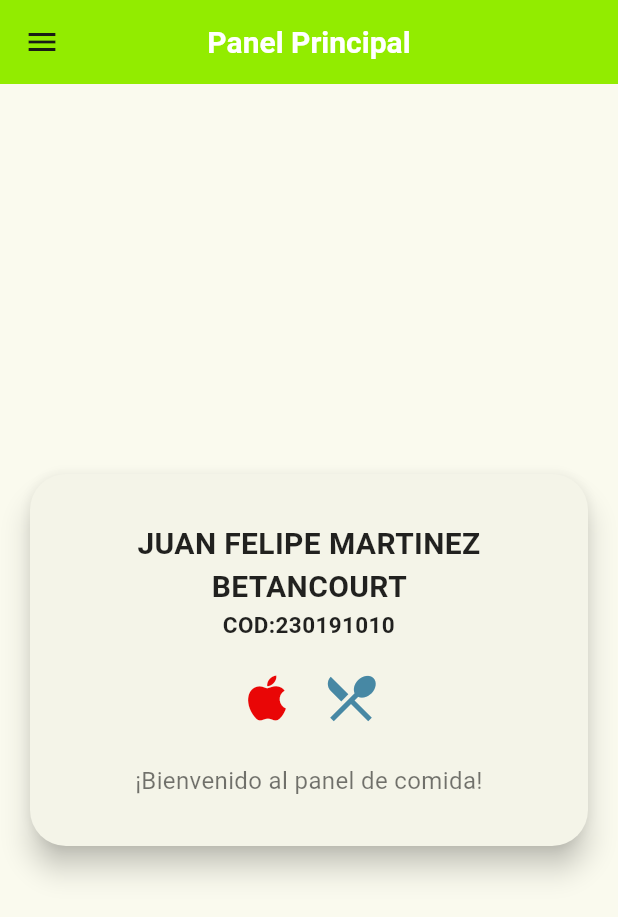
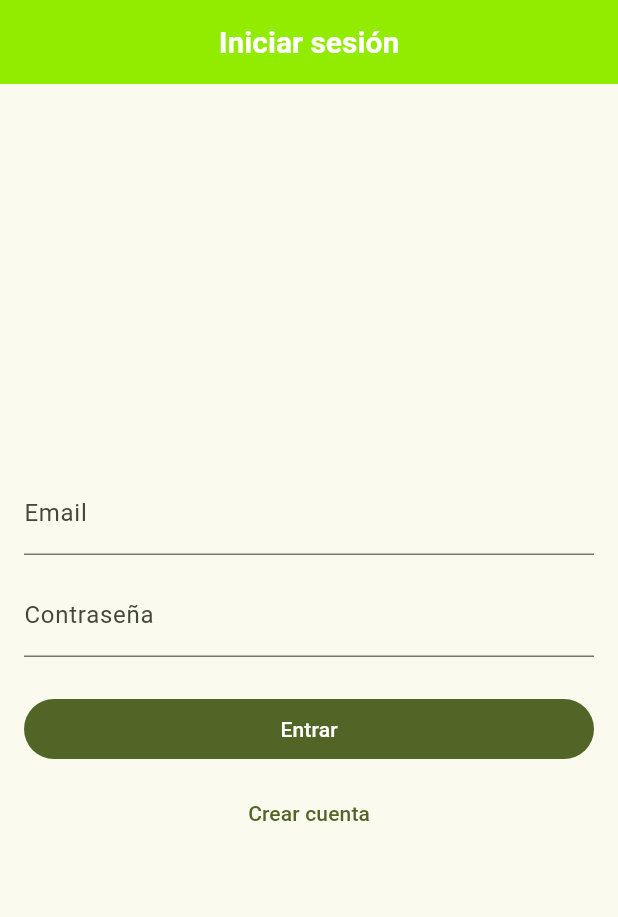
Before and after one commit to JFelipeMartinez27/ElectivaProfesional1, a Flutter app: the screen it shows after launch, on a phone screen of 412 x 824 dp. Shown: the top 917 px of the screen. Run offline on Flutter 3.47's test engine with Material 3 defaults, Android fonts, the phone set to English and light mode, and no system bars; our stand-ins replace flutter_secure_storage, go_router, shared_preferences.

Commit message:
Autenticacion JWT

```diff
--- /dev/null
+++ b/parqueadero_2025_g2/lib/auth/login_screen.dart
@@ -0,0 +1,106 @@
+import 'package:flutter/material.dart';
+import 'package:go_router/go_router.dart';
+import 'auth_service.dart';
+import 'session_manager.dart';
+
+class LoginScreen extends StatefulWidget {
+  const LoginScreen({super.key});
+
+  @override
+  State<LoginScreen> createState() => _LoginScreenState();
+}
+
+class _LoginScreenState extends State<LoginScreen> {
+  final _formKey = GlobalKey<FormState>();
+  final _emailCtrl = TextEditingController();
+  final _passCtrl = TextEditingController();
+  bool _loading = false;
+  String? _error;
+
+  @override
+  void dispose() {
+    _emailCtrl.dispose();
+    _passCtrl.dispose();
+    super.dispose();
+  }
+
+  Future<void> _submit() async {
+    if (!_formKey.currentState!.validate()) return;
+    setState(() {
+      _loading = true;
+      _error = null;
+    });
+    try {
+      final auth = AuthService();
+      final result = await auth.login(email: _emailCtrl.text.trim(), password: _passCtrl.text);
+      await SessionManager.saveTokens(accessToken: result.accessToken, refreshToken: result.refreshToken);
+      await SessionManager.saveUser(name: result.name ?? 'Usuario', email: result.email ?? _emailCtrl.text.trim());
+      if (!mounted) return;
+      context.go('/');
+    } catch (e) {
+      setState(() {
+        _error = e.toString();
+      });
+    } finally {
+      if (mounted) {
+        setState(() {
+          _loading = false;
+        });
+      }
+    }
+  }
+
+  @override
+  Widget build(BuildContext context) {
+    return Scaffold(
+      appBar: AppBar(title: const Text('Iniciar sesión')),
+      body: Center(
+        child: ConstrainedBox(
+          constraints: const BoxConstraints(maxWidth: 420),
+          child: Padding(
+            padding: const EdgeInsets.all(16),
+            child: Form(
+              key: _formKey,
+              child: Column(
+                mainAxisSize: MainAxisSize.min,
+                children: [
+                  TextFormField(
+                    controller: _emailCtrl,
+                    decoration: const InputDecoration(labelText: 'Email'),
+                    keyboardType: TextInputType.emailAddress,
+                    validator: (v) => (v == null || v.isEmpty) ? 'Ingrese email' : null,
+                  ),
+                  const SizedBox(height: 12),
+                  TextFormField(
+                    controller: _passCtrl,
+                    decoration: const InputDecoration(labelText: 'Contraseña'),
+                    obscureText: true,
+                    validator: (v) => (v == null || v.isEmpty) ? 'Ingrese contraseña' : null,
+                  ),
+                  const SizedBox(height: 16),
+                  if (_error != null)
+                    Text(_error!, style: const TextStyle(color: Colors.red)),
+                  const SizedBox(height: 8),
+                  SizedBox(
+                    width: double.infinity,
+                    child: FilledButton(
+                      onPressed: _loading ? null : _submit,
+                      child: _loading
+                          ? const SizedBox(height: 20, width: 20, child: CircularProgressIndicator(strokeWidth: 2, color: Colors.white))
+                          : const Text('Entrar'),
+                    ),
+                  ),
+                  const SizedBox(height: 8),
+                  TextButton(
+                    onPressed: _loading ? null : () => context.go('/register'),
+                    child: const Text('Crear cuenta'),
+                  ),
+                ],
+              ),
+            ),
+          ),
+        ),
+      ),
+    );
+  }
+}
--- /dev/null
+++ b/parqueadero_2025_g2/lib/auth/session_manager.dart
@@ -0,0 +1,53 @@
+import 'package:flutter_secure_storage/flutter_secure_storage.dart';
+import 'package:shared_preferences/shared_preferences.dart';
+
+class SessionManager {
+  static const _secure = FlutterSecureStorage();
+
+  static const String keyAccessToken = 'access_token';
+  static const String keyRefreshToken = 'refresh_token';
+
+  static const String keyUserName = 'user_name';
+  static const String keyUserEmail = 'user_email';
+
+  // Tokens (secure)
+  static Future<void> saveTokens({required String accessToken, String? refreshToken}) async {
+    await _secure.write(key: keyAccessToken, value: accessToken);
+    if (refreshToken != null) {
+      await _secure.write(key: keyRefreshToken, value: refreshToken);
+    }
+  }
+
+  static Future<String?> getAccessToken() => _secure.read(key: keyAccessToken);
+
+  static Future<void> clearTokens() async {
+    await _secure.delete(key: keyAccessToken);
+    await _secure.delete(key: keyRefreshToken);
+  }
+
+  // User data (non-sensitive)
+  static Future<void> saveUser({required String name, required String email}) async {
+    final prefs = await SharedPreferences.getInstance();
+    await prefs.setString(keyUserName, name);
+    await prefs.setString(keyUserEmail, email);
+  }
+
+  static Future<Map<String, String?>> getUser() async {
+    final prefs = await SharedPreferences.getInstance();
+    return {
+      'name': prefs.getString(keyUserName),
+      'email': prefs.getString(keyUserEmail),
+    };
+  }
+
+  static Future<void> clearUser() async {
+    final prefs = await SharedPreferences.getInstance();
+    await prefs.remove(keyUserName);
+    await prefs.remove(keyUserEmail);
+  }
+
+  static Future<void> clearAll() async {
+    await clearTokens();
+    await clearUser();
+  }
+}
--- a/parqueadero_2025_g2/lib/paso_parametros_ciclo_vida/views/ciclo_vida/ciclo_vida_screen.dart
+++ b/parqueadero_2025_g2/lib/paso_parametros_ciclo_vida/views/ciclo_vida/ciclo_vida_screen.dart
@@ -1,4 +1,3 @@
-import 'package:flutter/foundation.dart';
 import 'package:flutter/material.dart';
 
 import '../../widgets/base_view.dart';
--- a/parqueadero_2025_g2/lib/paso_parametros_ciclo_vida/views/cronometro/timer_screen.dart
+++ b/parqueadero_2025_g2/lib/paso_parametros_ciclo_vida/views/cronometro/timer_screen.dart
@@ -77,8 +77,8 @@ class _TimerScreenState extends State<TimerScreen> {
         children: [
           ClipRRect(
             borderRadius: BorderRadius.circular(16),
-            child: Image(
-              image: const NetworkImage(
+            child: const Image(
+              image: NetworkImage(
                 'https://previews.123rf.com/images/dja65/dja651310/dja65131000054/22974090-old-stopwatch-isolated-on-white.jpg',
               ),
               width: 300,
--- a/parqueadero_2025_g2/lib/paso_parametros_ciclo_vida/views/tabbar_widget/comida_screen.dart
+++ b/parqueadero_2025_g2/lib/paso_parametros_ciclo_vida/views/tabbar_widget/comida_screen.dart
@@ -10,7 +10,7 @@ class ComidaScreen extends StatelessWidget {
       child: Scaffold(
         appBar: AppBar(
           title: const Text('Comida'),
-          bottom: TabBar(
+          bottom: const TabBar(
             tabs: [
               Tab(icon: Icon(Icons.apple), text: 'Frutas'),
               Tab(icon: Icon(Icons.cookie), text: 'Quesos'),
@@ -19,7 +19,7 @@ class ComidaScreen extends StatelessWidget {
             labelColor: Colors.white,
           ),
         ),
-        body: TabBarView(
+        body: const TabBarView(
           children: [
             // comidas
             ComidaGrid(
--- a/parqueadero_2025_g2/lib/routes/app_router.dart
+++ b/parqueadero_2025_g2/lib/routes/app_router.dart
@@ -10,12 +10,33 @@ import 'package:parqueadero_2025_g2/views/future/future_screen.dart';
 import 'package:parqueadero_2025_g2/views/grid_tab/grid_tab_screen.dart';
 import 'package:parqueadero_2025_g2/views/dog_view/breed_list_screen.dart';
 import 'package:parqueadero_2025_g2/views/dog_view/breed_detail_screen.dart';
-import 'package:parqueadero_2025_g2/models/dog_breed.dart'; // ✅ IMPORTANTE: Agregar esta importación
+import 'package:parqueadero_2025_g2/models/dog_breed.dart'; // IMPORTANTE: Agregar esta importación
+import 'package:parqueadero_2025_g2/auth/auth_gate.dart';
+import 'package:parqueadero_2025_g2/auth/login_screen.dart';
+import 'package:parqueadero_2025_g2/auth/evidence_screen.dart';
+import 'package:parqueadero_2025_g2/auth/register_screen.dart';
 
 import '../views/home/home_screen.dart';
 
 final GoRouter appRouter = GoRouter(
+  initialLocation: '/auth',
   routes: [
+    GoRoute(
+      path: '/auth',
+      builder: (context, state) => const AuthGate(),
+    ),
+    GoRoute(
+      path: '/login',
+      builder: (context, state) => const LoginScreen(),
+    ),
+    GoRoute(
+      path: '/register',
+      builder: (context, state) => const RegisterScreen(),
+    ),
+    GoRoute(
+      path: '/evidence',
+      builder: (context, state) => const EvidenceScreen(),
+    ),
     GoRoute(
       path: '/',
       builder: (context, state) => const HomeScreen(), // Usa HomeView
--- a/parqueadero_2025_g2/lib/views/cronometro/timer_screen.dart
+++ b/parqueadero_2025_g2/lib/views/cronometro/timer_screen.dart
@@ -77,8 +77,8 @@ class _TimerScreenState extends State<TimerScreen> {
         children: [
           ClipRRect(
             borderRadius: BorderRadius.circular(16),
-            child: Image(
-              image: const NetworkImage(
+            child: const Image(
+              image: NetworkImage(
                 'https://previews.123rf.com/images/dja65/dja651310/dja65131000054/22974090-old-stopwatch-isolated-on-white.jpg',
               ),
               width: 300,
--- a/parqueadero_2025_g2/lib/views/home/home_screen.dart
+++ b/parqueadero_2025_g2/lib/views/home/home_screen.dart
@@ -17,25 +17,25 @@ class HomeScreen extends StatelessWidget {
             shape: RoundedRectangleBorder(
               borderRadius: BorderRadius.circular(24),
             ),
-            child: Padding(
-              padding: const EdgeInsets.symmetric(vertical: 32, horizontal: 24),
+            child: const Padding(
+              padding: EdgeInsets.symmetric(vertical: 32, horizontal: 24),
               child: Column(
                 mainAxisSize: MainAxisSize.min,
                 children: [
-                  const Text(
+                  Text(
                     'JUAN FELIPE MARTINEZ BETANCOURT ',
                     style: TextStyle(fontSize: 20, fontWeight: FontWeight.bold),
                     textAlign: TextAlign.center,
                   ),
-                  const Text(
+                  Text(
                     'COD:230191010 ',
                     style: TextStyle(fontSize: 15, fontWeight: FontWeight.bold),
                     textAlign: TextAlign.center,
                   ),
-                  const SizedBox(height: 18),
+                  SizedBox(height: 18),
                   Row(
                     mainAxisAlignment: MainAxisAlignment.center,
-                    children: const [
+                    children: [
                       Icon(
                         Icons.apple_outlined,
                         color: Color.fromARGB(255, 233, 6, 6),
@@ -49,8 +49,8 @@ class HomeScreen extends StatelessWidget {
                       ),
                     ],
                   ),
-                  const SizedBox(height: 24),
-                  const Text(
+                  SizedBox(height: 24),
+                  Text(
                     '¡Bienvenido al panel de comida!',
                     style: TextStyle(fontSize: 16, color: Colors.black54),
                     textAlign: TextAlign.center,
--- a/parqueadero_2025_g2/lib/views/paso_parametros/detalle_screen.dart
+++ b/parqueadero_2025_g2/lib/views/paso_parametros/detalle_screen.dart
@@ -33,7 +33,7 @@ class DetalleScreen extends StatelessWidget {
   @override
   Widget build(BuildContext context) {
     return Scaffold(
-      appBar: AppBar(title: Text('Perfil')),
+      appBar: AppBar(title: const Text('Perfil')),
       body: Center(
         child: Column(
           mainAxisAlignment: MainAxisAlignment.center,
--- a/parqueadero_2025_g2/lib/views/tabbar_widget/comida_screen.dart
+++ b/parqueadero_2025_g2/lib/views/tabbar_widget/comida_screen.dart
@@ -10,7 +10,7 @@ class ComidaScreen extends StatelessWidget {
       child: Scaffold(
         appBar: AppBar(
           title: const Text('Comida'),
-          bottom: TabBar(
+          bottom: const TabBar(
             tabs: [
               Tab(icon: Icon(Icons.apple), text: 'Frutas'),
               Tab(icon: Icon(Icons.cookie), text: 'Quesos'),
@@ -19,7 +19,7 @@ class ComidaScreen extends StatelessWidget {
             labelColor: Colors.white,
           ),
         ),
-        body: TabBarView(
+        body: const TabBarView(
           children: [
             // comidas
             ComidaGrid(
--- a/parqueadero_2025_g2/pubspec.yaml
+++ b/parqueadero_2025_g2/pubspec.yaml
@@ -33,6 +33,8 @@ dependencies:
   http: ^1.1.0
   go_router: ^13.0.0
   cached_network_image: ^3.3.0
+  shared_preferences: ^2.2.2
+  flutter_secure_storage: ^9.0.0
 
 dev_dependencies:
   flutter_test:
```
Also changed, not shown: parqueadero_2025_g2/lib/auth/auth_gate.dart (added, +35 -0 lines), parqueadero_2025_g2/lib/auth/auth_service.dart (added, +76 -0 lines), parqueadero_2025_g2/lib/auth/evidence_screen.dart (added, +72 -0 lines), parqueadero_2025_g2/lib/auth/register_screen.dart (added, +120 -0 lines), parqueadero_2025_g2/lib/paso_parametros_ciclo_vida/views/home/home_screen.dart (+8 -8 lines), parqueadero_2025_g2/lib/widgets/custom_drawer.dart (+21 -0 lines), parqueadero_2025_g2/pubspec.lock, 5 other files.
